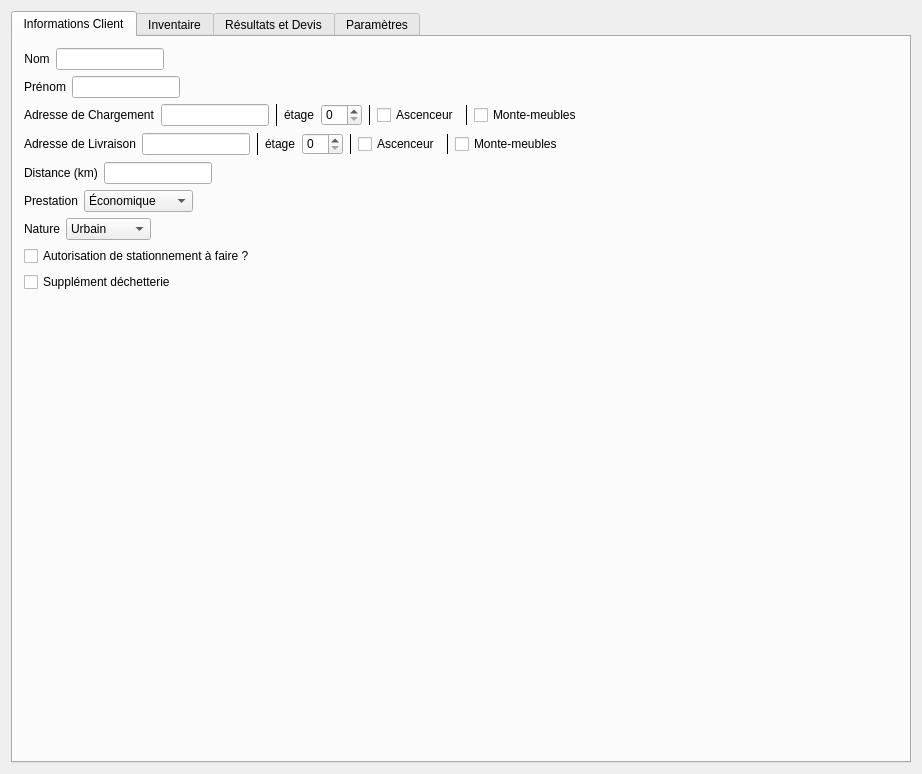
First picture: the form in DevisMaker/MainWindow.ui, repository Andreas-Chatti/DevisMaker, before the edit.
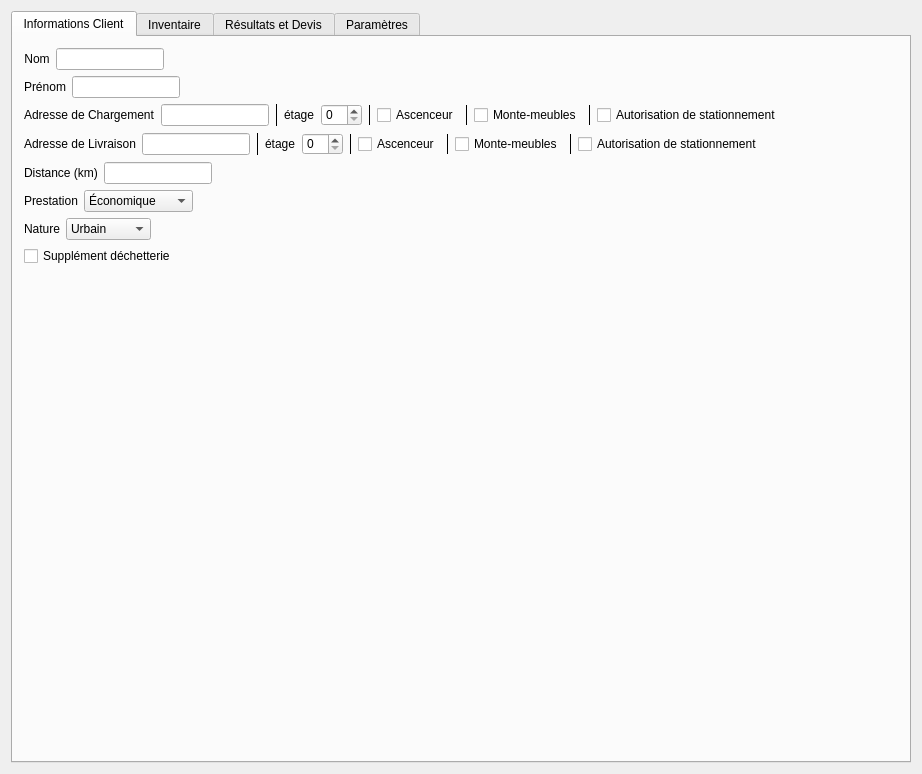
Second picture: the form after the edit.

What changed in the file:
```diff
--- a/DevisMaker/MainWindow.ui
+++ b/DevisMaker/MainWindow.ui
@@ -182,6 +182,24 @@
                 </property>
                </widget>
               </item>
+              <item row="0" column="3">
+               <widget class="QCheckBox" name="checkBox_4">
+                <property name="text">
+                 <string>Monte-meubles</string>
+                </property>
+               </widget>
+              </item>
+              <item row="0" column="5">
+               <layout class="QHBoxLayout" name="horizontalLayout_22">
+                <item>
+                 <widget class="QCheckBox" name="checkBox">
+                  <property name="text">
+                   <string>Autorisation de stationnement</string>
+                  </property>
+                 </widget>
+                </item>
+               </layout>
+              </item>
               <item row="0" column="1">
                <widget class="QCheckBox" name="checkBox_3">
                 <property name="text">
@@ -202,10 +220,13 @@
                 </property>
                </widget>
               </item>
-              <item row="0" column="3">
-               <widget class="QCheckBox" name="checkBox_4">
-                <property name="text">
-                 <string>Monte-meubles</string>
+              <item row="0" column="4">
+               <widget class="Line" name="line_7">
+                <property name="frameShadow">
+                 <enum>QFrame::Shadow::Plain</enum>
+                </property>
+                <property name="orientation">
+                 <enum>Qt::Orientation::Vertical</enum>
                 </property>
                </widget>
               </item>
@@ -272,6 +293,20 @@
             </item>
             <item>
              <layout class="QGridLayout" name="gridLayout_6">
+              <item row="0" column="3">
+               <widget class="QCheckBox" name="checkBox_6">
+                <property name="text">
+                 <string>Monte-meubles</string>
+                </property>
+               </widget>
+              </item>
+              <item row="0" column="5">
+               <widget class="QCheckBox" name="checkBox_7">
+                <property name="text">
+                 <string>Autorisation de stationnement</string>
+                </property>
+               </widget>
+              </item>
               <item row="0" column="2">
                <widget class="Line" name="line_5">
                 <property name="frameShadow">
@@ -282,13 +317,6 @@
                 </property>
                </widget>
               </item>
-              <item row="0" column="1">
-               <widget class="QCheckBox" name="checkBox_5">
-                <property name="text">
-                 <string>Ascenceur</string>
-                </property>
-               </widget>
-              </item>
               <item row="0" column="0">
                <widget class="Line" name="line_6">
                 <property name="frameShadow">
@@ -302,10 +330,20 @@
                 </property>
                </widget>
               </item>
-              <item row="0" column="3">
-               <widget class="QCheckBox" name="checkBox_6">
+              <item row="0" column="1">
+               <widget class="QCheckBox" name="checkBox_5">
                 <property name="text">
-                 <string>Monte-meubles</string>
+                 <string>Ascenceur</string>
+                </property>
+               </widget>
+              </item>
+              <item row="0" column="4">
+               <widget class="Line" name="line_8">
+                <property name="frameShadow">
+                 <enum>QFrame::Shadow::Plain</enum>
+                </property>
+                <property name="orientation">
+                 <enum>Qt::Orientation::Vertical</enum>
                 </property>
                </widget>
               </item>
@@ -402,17 +440,6 @@
          </layout>
         </item>
         <item row="7" column="0">
-         <layout class="QHBoxLayout" name="horizontalLayout_22">
-          <item>
-           <widget class="QCheckBox" name="checkBox">
-            <property name="text">
-             <string>Autorisation de stationnement à faire ?</string>
-            </property>
-           </widget>
-          </item>
-         </layout>
-        </item>
-        <item row="8" column="0">
          <layout class="QHBoxLayout" name="horizontalLayout_28">
           <item>
            <widget class="QCheckBox" name="checkBox_2">
```
